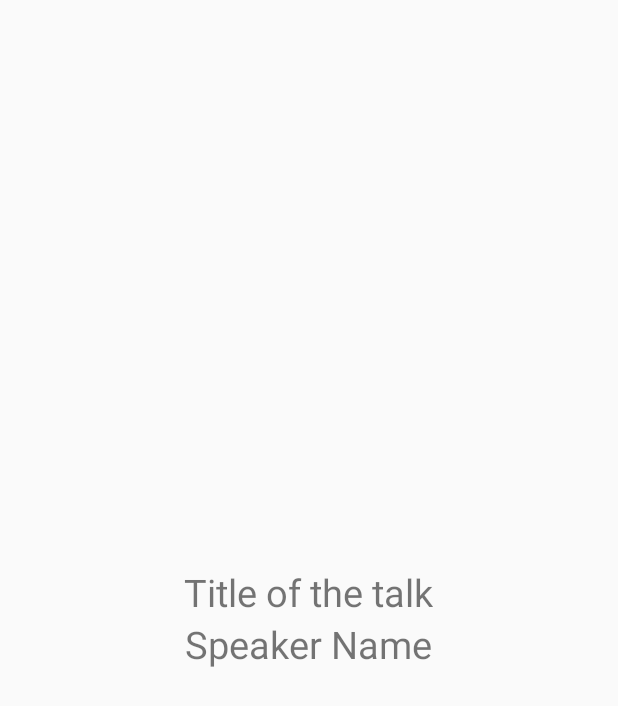
After one commit to Ashish1593/Evento, an Android app: the layout talksdetails.xml on its own in the app's theme, with its tools: preview values and no code run, on a phone screen of 412 x 824 dp. The commit adds this screen. Shown: the top 706 px of the screen. Run offline under Robolectric (Android 15) with nearby library versions, the phone set to English and light mode, and no system bars; Roboto replaces fonts that are not available here.

```diff
--- a/app/build.gradle
+++ b/app/build.gradle
@@ -34,8 +34,10 @@ dependencies {
     compile 'com.android.support:appcompat-v7:23.4.0'
     compile 'com.android.support:support-v4:23.4.0'
     compile 'com.android.support:customtabs:23.3.0'
+    compile 'com.android.support:recyclerview-v7:23.0.0'
     compile 'com.ToxicBakery.viewpager.transforms:view-pager-transforms:1.2.32@aar'
     compile 'com.android.support:design:23.4.0'
+    compile 'com.android.support:cardview-v7:23.0.0'
     compile 'com.google.android.gms:play-services:9.4.0'
     testCompile 'junit:junit:4.12'
 }
--- a/app/src/main/AndroidManifest.xml
+++ b/app/src/main/AndroidManifest.xml
@@ -16,7 +16,7 @@
     <application
         android:name=".AppController"
         android:allowBackup="true"
-        android:icon="@mipmap/ic_launcher"
+        android:icon="@mipmap/app_icon"
         android:label="@string/app_name"
         android:supportsRtl="true"
         android:theme="@style/AppTheme">
@@ -28,6 +28,7 @@
             android:theme="@style/FullscreenTheme">
             <intent-filter>
                 <action android:name="android.intent.action.MAIN" />
+
 
                 <category android:name="android.intent.category.DEFAULT" />
             </intent-filter>
--- a/app/src/main/res/layout/pycon2017.xml
+++ b/app/src/main/res/layout/pycon2017.xml
@@ -49,6 +49,11 @@
 
         />
 
+    <!--<android.support.v7.widget.RecyclerView-->
+        <!--android:id="@+id/cardView"-->
+        <!--android:layout_width="match_parent"-->
+        <!--android:layout_height="200dp" />-->
+
     <Button
 
         android:id="@+id/BuyPyconTickets"
@@ -58,7 +63,6 @@
         android:layout_marginTop="20dp"
         android:textColor="#ffffff"
         android:background="#FF4500"
-
         />
 
 
--- /dev/null
+++ b/app/src/main/res/layout/talksdetails.xml
@@ -0,0 +1,24 @@
+<?xml version="1.0" encoding="utf-8"?>
+<LinearLayout xmlns:android="http://schemas.android.com/apk/res/android"
+    android:layout_width="match_parent"
+    android:layout_height="match_parent"
+    android:gravity="center"
+    android:orientation="vertical">
+
+
+
+    <TextView
+        android:layout_height="wrap_content"
+        android:layout_width="wrap_content"
+        android:text="Title of the talk"
+        android:layout_gravity="center_horizontal"
+        android:textSize="25sp"
+        android:id="@+id/talkname"/>
+    <TextView
+        android:layout_height="wrap_content"
+        android:layout_width="wrap_content"
+        android:text="Speaker Name"
+        android:layout_gravity="center_horizontal"
+        android:textSize="25sp"
+        android:id="@+id/speakername"/>
+</LinearLayout>
```
Also changed, not shown: app/src/main/java/com/examples/android/evento/Event50p.java (+100 -3 lines), app/src/main/java/com/examples/android/evento/RecylerViewAdapter.java (added, +11 -0 lines), app/src/main/res/layout/eventlist_fragment.xml (+5 -3 lines), app/src/main/res/layout/eventlistitem.xml (+4 -3 lines), app/src/main/res/mipmap-xhdpi/app_icon.jpg (added), 2 other files.
